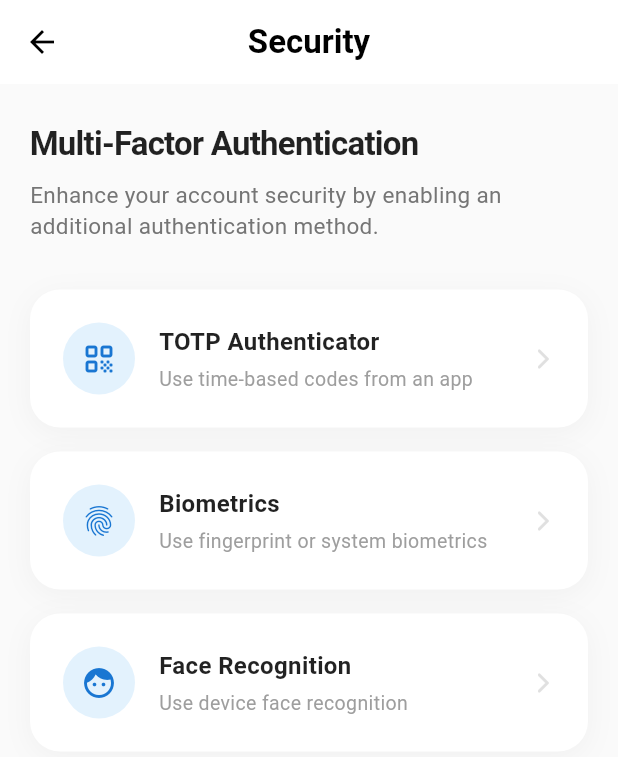
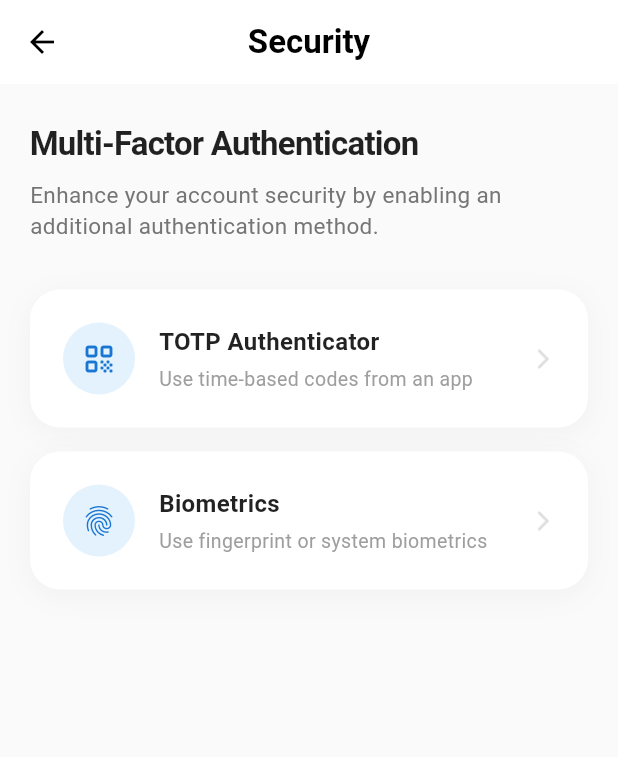
Before and after one commit to Waynenyarky/Capstone, a Flutter app: the MfaSettingsScreen screen opened directly with empty values, on a phone screen of 412 x 824 dp. Shown: the top 757 px of the screen. Run offline on Flutter 3.47's test engine with Material 3 defaults, Android fonts, the light colour scheme and no system bars; our stand-ins replace flutter_dotenv, google_sign_in, image_cropper, image_picker, local_auth, permission_handler and 2 more; missing offline and left inert: mailer; accounts and stored records are empty; network calls fail; statements that could not run were skipped.

Commit message:
Remove the Face Recognition

```diff
--- a/mobile/app/lib/data/services/mongodb_service.dart
+++ b/mobile/app/lib/data/services/mongodb_service.dart
@@ -46,6 +46,7 @@ class MongoDBService {
     final payload = json.encode(body);
     for (final origin in candidates) {
       final uri = Uri.parse('$origin$path');
+      debugPrint('Trying endpoint: $uri');
       try {
         final res = await http
             .post(
@@ -54,15 +55,20 @@ class MongoDBService {
           body: payload,
         )
             .timeout(timeout);
+        debugPrint('Success with endpoint: $uri');
         return res;
-      } on TimeoutException catch (_) {
+      } on TimeoutException catch (e) {
+        debugPrint('Timeout on $uri: $e');
         continue;
-      } on SocketException catch (_) {
+      } on SocketException catch (e) {
+        debugPrint('SocketException on $uri: $e');
         continue;
-      } catch (_) {
+      } catch (e) {
+        debugPrint('Error on $uri: $e');
         continue;
       }
     }
+    debugPrint('All endpoints failed. Candidates were: $candidates');
     throw TimeoutException('All endpoints unreachable for $path');
   }
 
@@ -184,6 +190,7 @@ class MongoDBService {
     } catch (_) {}
     for (final origin in candidates) {
       final uri = Uri.parse('$origin$path');
+      debugPrint('Trying GET endpoint: $uri');
       try {
         final res = await http
             .get(
@@ -191,15 +198,20 @@ class MongoDBService {
           headers: baseHeaders,
         )
             .timeout(timeout);
+        debugPrint('Success with GET endpoint: $uri');
         return res;
-      } on TimeoutException catch (_) {
+      } on TimeoutException catch (e) {
+        debugPrint('Timeout on $uri: $e');
         continue;
-      } on SocketException catch (_) {
+      } on SocketException catch (e) {
+        debugPrint('SocketException on $uri: $e');
         continue;
-      } catch (_) {
+      } catch (e) {
+        debugPrint('Error on $uri: $e');
         continue;
       }
     }
+    debugPrint('All GET endpoints failed. Candidates were: $candidates');
     throw TimeoutException('All endpoints unreachable for $path');
   }
 
--- a/mobile/app/lib/presentation/screens/login_page.dart
+++ b/mobile/app/lib/presentation/screens/login_page.dart
@@ -1362,12 +1362,11 @@ class _LoginScreenState extends State<LoginScreen> {
       final messenger = ScaffoldMessenger.of(context);
       final emailVal = _emailController.text.trim().toLowerCase();
 
-      // Attempt login. Note: We do NOT bypass fingerprint anymore to ensure strict enforcement.
-      // If fingerprint is enabled/required, the backend will return 'fingerprint_required'.
+      // Attempt login. We bypass fingerprint to allow password-only login as requested.
       final result = await MongoDBService.login(
         email: emailVal,
         password: _passwordController.text,
-        bypassFingerprint: false,
+        bypassFingerprint: true,
       );
       setState(() => _isLoading = false);
       if (result['success']) {
--- a/mobile/app/lib/presentation/screens/security/mfa_settings_screen.dart
+++ b/mobile/app/lib/presentation/screens/security/mfa_settings_screen.dart
@@ -24,7 +24,6 @@ class _MfaSettingsScreenState extends State<MfaSettingsScreen> {
   String? _selected;
   bool _authEnabled = false;
   bool _fingerEnabled = false;
-  bool _faceEnabled = false;
   bool _disablePending = false;
   DateTime? _scheduledFor;
   Duration _disableRemaining = Duration.zero;
@@ -38,15 +37,6 @@ class _MfaSettingsScreenState extends State<MfaSettingsScreen> {
     super.initState();
     _loadAuthDetail();
     _checkDeviceSupport();
-  }
-
-  void _toggleFace(bool value) {
-    setState(() {
-      _faceEnabled = value;
-    });
-    ScaffoldMessenger.of(context).showSnackBar(
-      SnackBar(content: Text('Face recognition ${value ? 'enabled (UI only)' : 'disabled (UI only)'}')),
-    );
   }
 
   Future<void> _checkDeviceSupport() async {
@@ -461,20 +451,6 @@ class _MfaSettingsScreenState extends State<MfaSettingsScreen> {
                 onTap: () => _select('fingerprint'),
                 content: _buildDetailFor('fingerprint'),
               ),
-
-              const SizedBox(height: 16),
-
-              // Face Section
-              _buildSection(
-                id: 'face',
-                title: 'Face Recognition',
-                subtitle: 'Use device face recognition',
-                icon: Icons.face_rounded,
-                isEnabled: _faceEnabled,
-                isSelected: _selected == 'face',
-                onTap: () => _select('face'),
-                content: _buildDetailFor('face'),
-              ),
             ],
           ),
         ),
@@ -790,43 +766,6 @@ class _MfaSettingsScreenState extends State<MfaSettingsScreen> {
             ],
           ),
         );
-      case 'face':
-        return _buildMethodCard(
-          icon: Icons.face_rounded,
-          title: 'Face Recognition',
-          enabled: _faceEnabled,
-          loading: false,
-          onToggle: _toggleFace,
-          child: Column(
-            crossAxisAlignment: CrossAxisAlignment.start,
-            children: [
-              const Text('How it works', style: titleStyle),
-              const SizedBox(height: 8),
-              const Text('Use your device\'s face recognition to add an additional check after password.', style: bodyStyle),
-              const SizedBox(height: 8),
-              const Text('Ensure face recognition is set up in your device settings.', style: bodyStyle),
-              const SizedBox(height: 24),
-              SizedBox(
-                width: double.infinity,
-                child: FilledButton(
-                  onPressed: () {
-                    ScaffoldMessenger.of(context).showSnackBar(
-                      const SnackBar(content: Text('Face recognition setup is UI-only')),
-                    );
-                  },
-                  style: FilledButton.styleFrom(
-                    backgroundColor: Colors.black,
-                    foregroundColor: Colors.white,
-                    padding: const EdgeInsets.symmetric(vertical: 16),
-                    shape: RoundedRectangleBorder(borderRadius: BorderRadius.circular(12)),
-                    elevation: 0,
-                  ),
-                  child: const Text('Set Up Face ID', style: TextStyle(fontWeight: FontWeight.w600)),
-                ),
-              ),
-            ],
-          ),
-        );
       default:
         return const SizedBox.shrink();
     }
```
Also changed, not shown: 2 other files.
